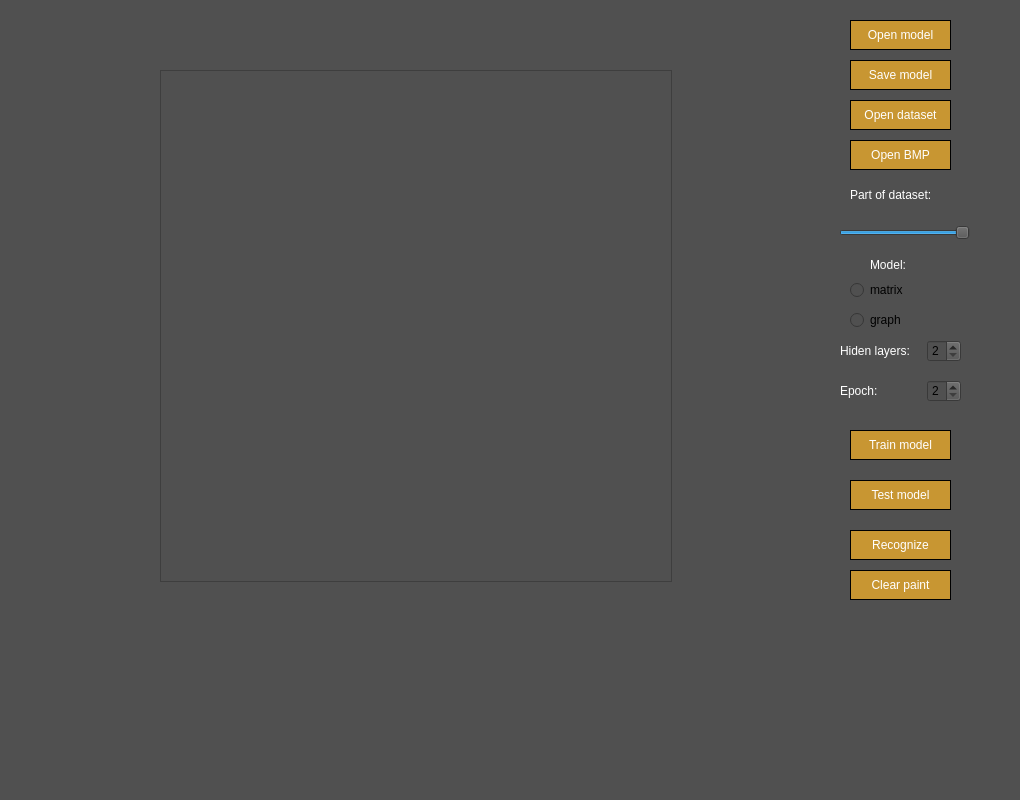
Before: the Qt Designer form src/view/view.ui in KolyaDavydov/CPP_ML_MultilauerPerceptron, drawn with Qt 5.
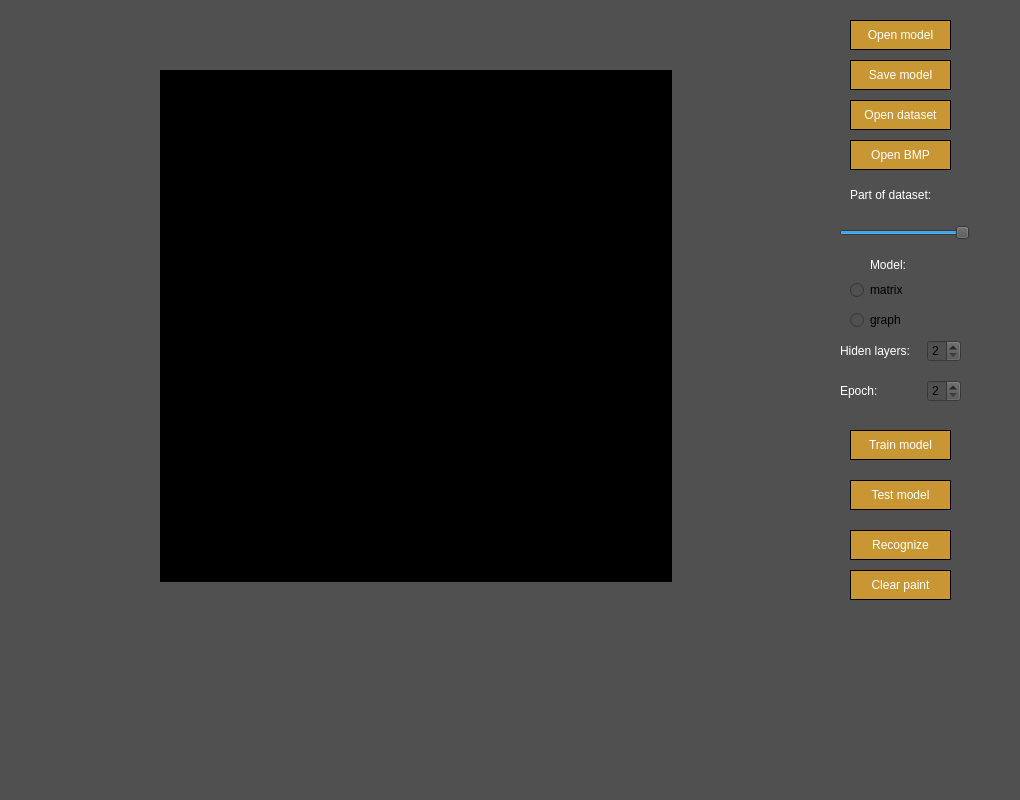
After: the same form once the commit is applied.

Commit message: add BMP open

```diff
--- a/src/view/view.ui
+++ b/src/view/view.ui
@@ -277,6 +277,9 @@
       <height>512</height>
      </size>
     </property>
+    <property name="styleSheet">
+     <string notr="true">background-color: rgb(0, 0, 0);</string>
+    </property>
     <property name="verticalScrollBarPolicy">
      <enum>Qt::ScrollBarAlwaysOff</enum>
     </property>
```
The commit also changes 2 other files.
